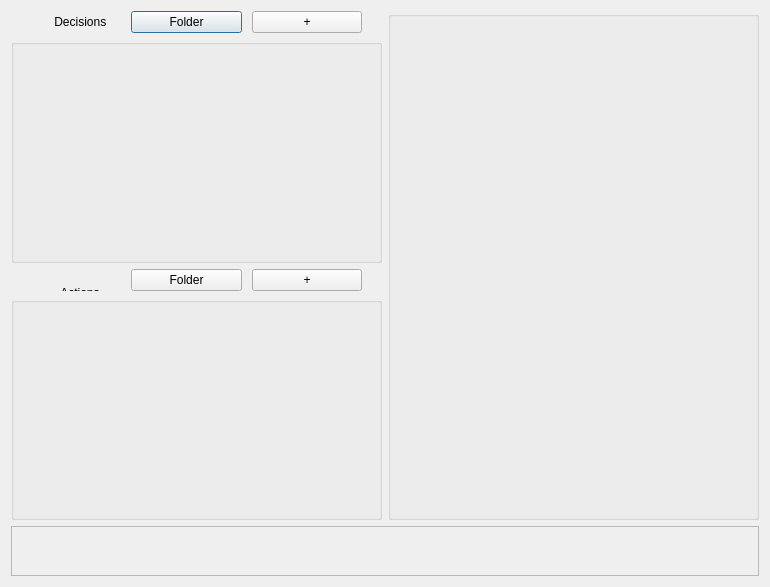
First picture: the form in DSDGUI.ui, repository TobiasTiedtke/Projekt_dsd_gui, before the edit.
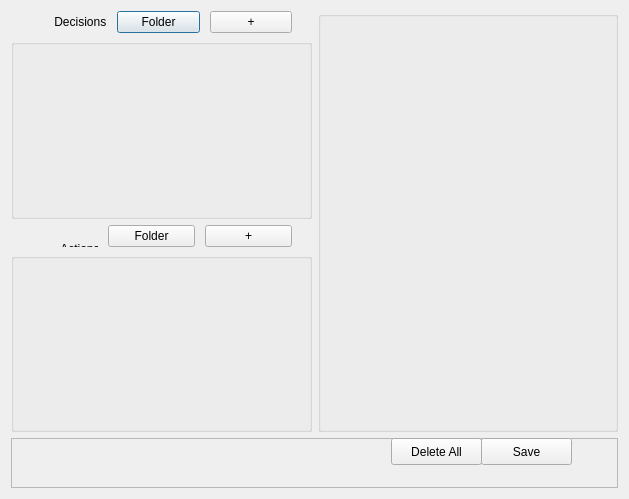
Second picture: the form after the edit.

Commit message: Buttons put in right place

Patch:
```diff
--- a/DSDGUI.ui
+++ b/DSDGUI.ui
@@ -6,8 +6,8 @@
    <rect>
     <x>0</x>
     <y>0</y>
-    <width>770</width>
-    <height>587</height>
+    <width>629</width>
+    <height>499</height>
    </rect>
   </property>
   <property name="windowTitle">
@@ -177,7 +177,7 @@
      <widget class="QPushButton" name="SaveButton">
       <property name="geometry">
        <rect>
-        <x>1020</x>
+        <x>470</x>
         <y>0</y>
         <width>91</width>
         <height>27</height>
@@ -202,7 +202,7 @@
       </property>
       <property name="geometry">
        <rect>
-        <x>920</x>
+        <x>380</x>
         <y>0</y>
         <width>91</width>
         <height>27</height>
```
